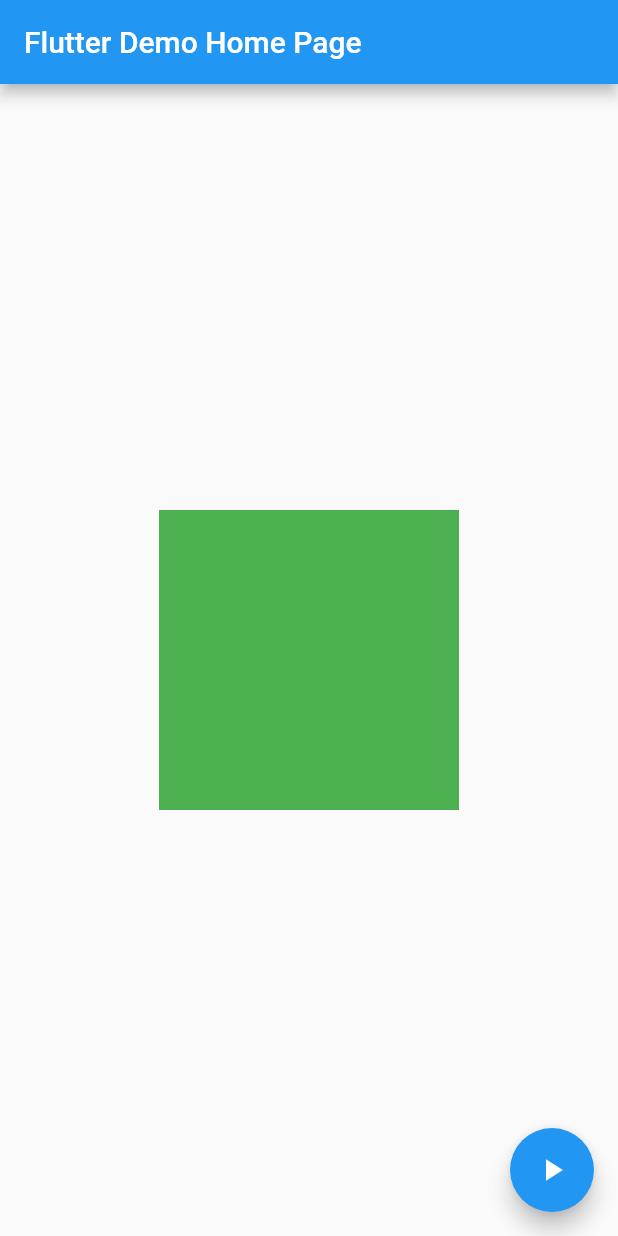
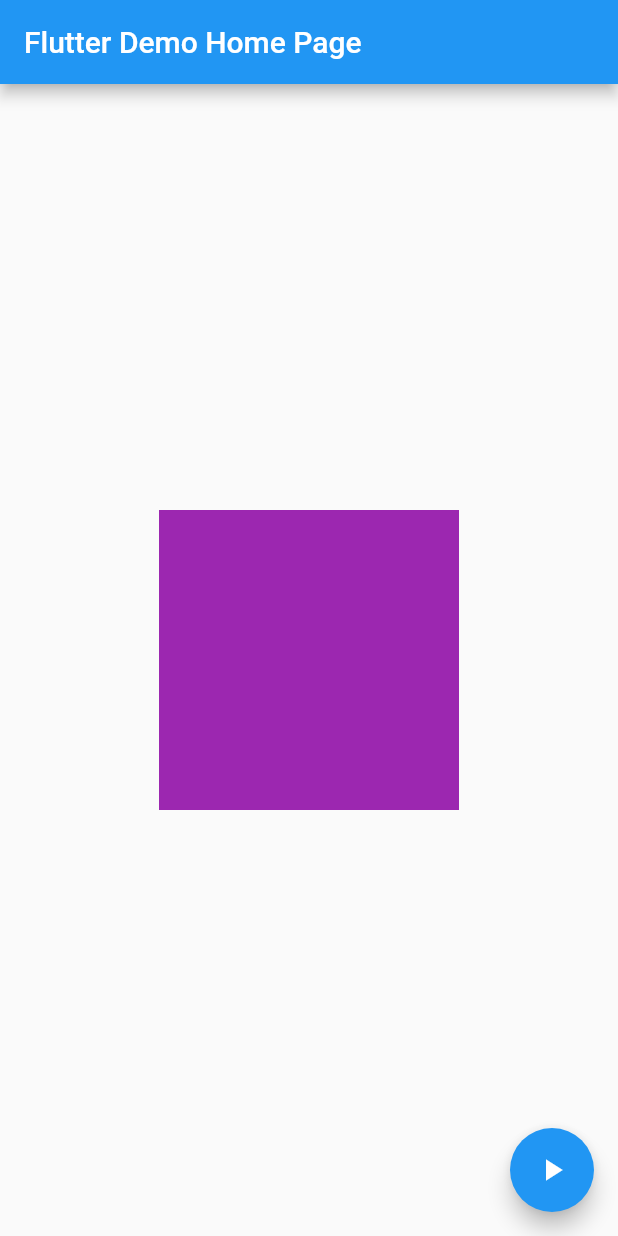
Before and after one commit to ltsimps/FlutterProjects, a Flutter app: the screen it shows after launch, after a tap on the "play arrow" icon, on a phone screen of 412 x 824 dp. Run offline on Flutter 3.47's test engine with Material 2 defaults, Android fonts, the phone set to English and light mode, and no system bars; our stand-ins replace cloud_firestore, firebase_core, flutter_riverpod; accounts and stored records are empty.

Commit message:
updated animation and colors

```diff
--- a/DeliberatePractice/Animations/growandshrink/lib/main.dart
+++ b/DeliberatePractice/Animations/growandshrink/lib/main.dart
@@ -29,10 +29,12 @@ class MyHomePage extends StatefulWidget {
 
 class _MyHomePageState extends State<MyHomePage> {
   double _size = 100;
+  Color _boxColor = Colors.green;
 
   void _changeShape() {
     setState(() {
       _size = _size == 100 ? 200 : 100;
+      _boxColor = _boxColor == Colors.green ? Colors.purple : Colors.green;
     });
   }
 
@@ -43,7 +45,11 @@ class _MyHomePageState extends State<MyHomePage> {
         title: Text(widget.title!),
       ),
       body: Center(
-        child: Container(width: _size, height: _size, color: Colors.green),
+        child: AnimatedContainer(
+            duration: Duration(milliseconds: 1000),
+            width: _size,
+            height: _size,
+            color: _boxColor),
       ),
       floatingActionButton: FloatingActionButton(
         onPressed: _changeShape,
```
